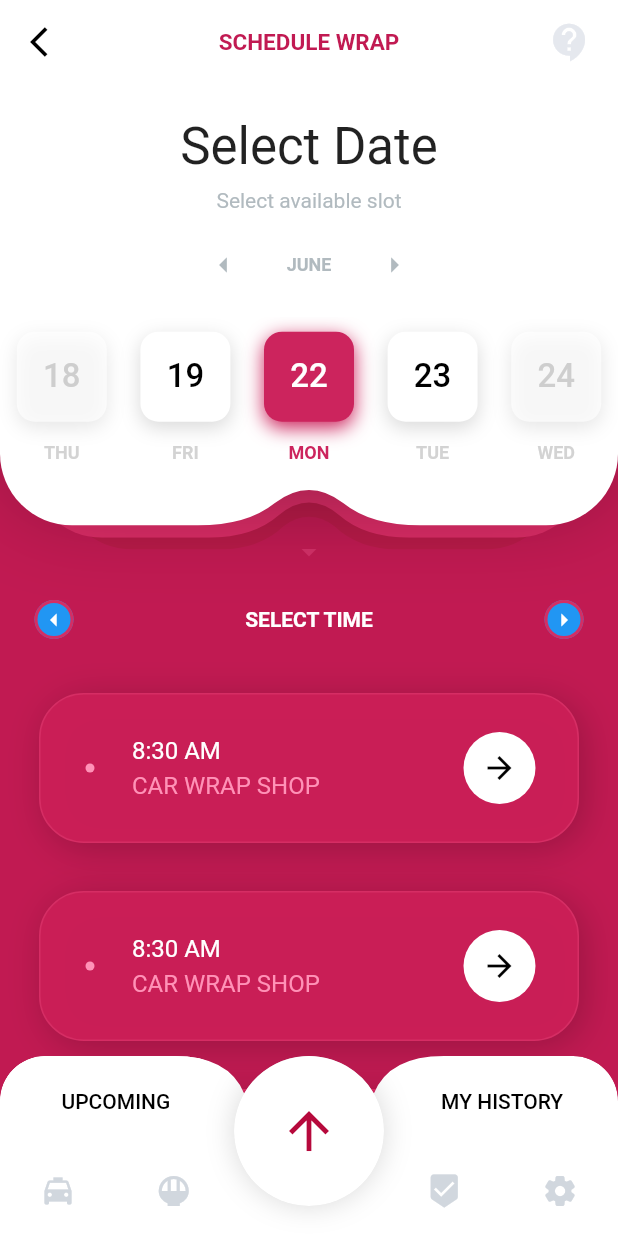
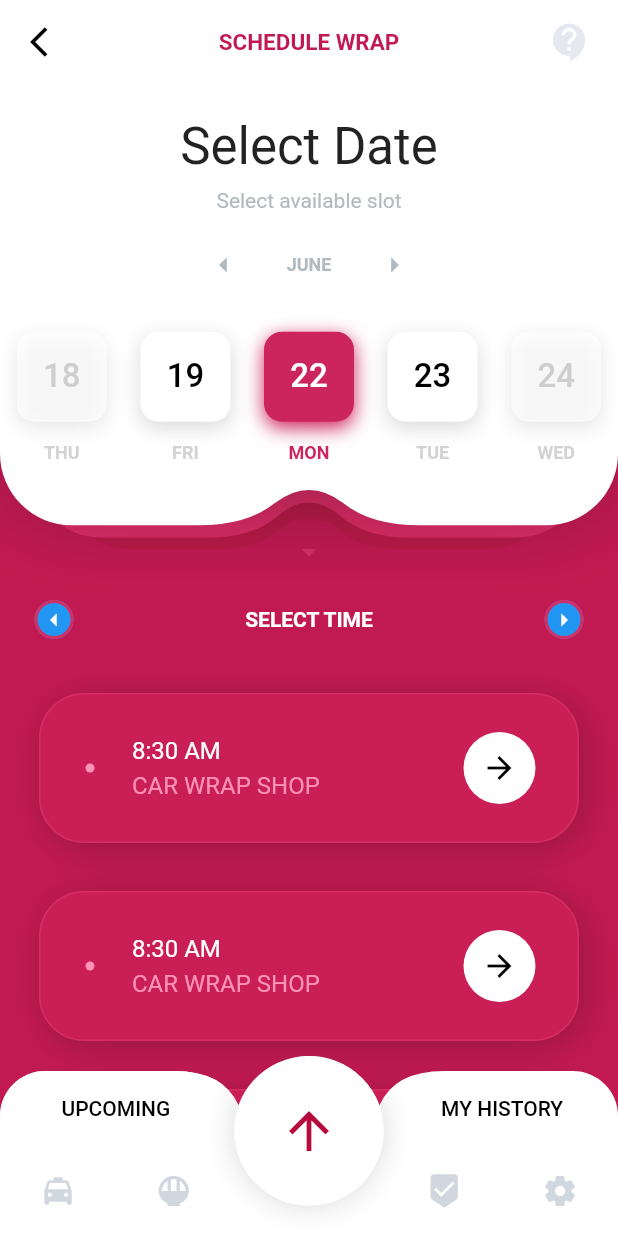
Before and after one commit to mtopolewski/flutter_design_case_car_advertisement, a Flutter app: the screen it shows after launch, on a phone screen of 412 x 824 dp. Run offline on Flutter 3.47's test engine with Material 2 defaults, Android fonts, the light colour scheme and no system bars.

Commit message:
Update homePage.dart

```diff
--- a/lib/pages/homePage.dart
+++ b/lib/pages/homePage.dart
@@ -476,6 +476,10 @@ class HomePage extends StatelessWidget {
                                                 children: [
                                                   Expanded(
                                                       flex: 1,
+                                                      child: Padding(
+                                                        padding:
+                                                            const EdgeInsets
+                                                                .only(top: 10),
                                                         child: TextButton(
                                                             child: Text(
                                                                 "UPCOMING",
@@ -485,12 +489,13 @@ class HomePage extends StatelessWidget {
                                                             onPressed: () => {},
                                                             style: TextButton.styleFrom(
                                                                 backgroundColor:
-                                                                  Colors.white,
+                                                                    Colors
+                                                                        .white,
                                                                 shape: const RoundedRectangleBorder(
                                                                     borderRadius:
                                                                         BorderRadius.all(
-                                                                          Radius.circular(
-                                                                              30)))))),
+                                                                            Radius.circular(30))))),
+                                                      )),
                                                   Expanded(
                                                       flex: 1,
                                                       child: Row(
@@ -577,6 +582,10 @@ class HomePage extends StatelessWidget {
                                                 children: [
                                                   Expanded(
                                                       flex: 1,
+                                                      child: Padding(
+                                                        padding:
+                                                            const EdgeInsets
+                                                                .only(top: 10),
                                                         child: TextButton(
                                                             child: Text(
                                                                 "MY HISTORY",
@@ -591,8 +600,8 @@ class HomePage extends StatelessWidget {
                                                                 shape: const RoundedRectangleBorder(
                                                                     borderRadius:
                                                                         BorderRadius.all(
-                                                                          Radius.circular(
-                                                                              30)))))),
+                                                                            Radius.circular(30))))),
+                                                      )),
                                                   Expanded(
                                                       flex: 1,
                                                       child: Row(
@@ -955,24 +964,23 @@ class BottomMenuClipper extends CustomClipper<Path> {
     var cornersDiameter = 60.0;
     var cornersRadius = cornersDiameter / 2;
     var buttonRadius = 50.0; //size.width / 4; //60.0;
-    var a = 90;
-    var b = 52.0;
-    var c = 30.0;
-    var alpha = 60;
-    var aa = Math.sin(degToRad(90 - alpha)) * buttonRadius;
-    var bb = Math.cos(degToRad(90 - alpha)) * buttonRadius;
-    b = bb;
-    c = buttonRadius - aa;
+    var A = 90.0;
+    var yOffset = 10.0;
+    var alpha = 70;
+    var a = Math.sin(degToRad(90 - alpha)) * (buttonRadius);
+    var b = Math.cos(degToRad(90 - alpha)) * (buttonRadius);
+    var d = buttonRadius - a;
 
     path.addArc(
         Rect.fromCircle(
-            center: Offset(cornersRadius, cornersRadius),
+            center: Offset(cornersRadius, cornersRadius + yOffset),
             radius: cornersRadius),
         degToRad(-180),
         degToRad(90));
 
-    path.lineTo(size.width / 2 - a, 0);
-    path.quadraticBezierTo(size.width / 2 - b - 10, 0, size.width / 2 - b, c);
+    path.lineTo(size.width / 2 - A, 0 + yOffset);
+    path.quadraticBezierTo(
+        size.width / 2 - b - 10, 0 + yOffset, size.width / 2 - b, d);
 
     path.arcTo(
         Rect.fromCircle(
@@ -981,14 +989,15 @@ class BottomMenuClipper extends CustomClipper<Path> {
         degToRad(alpha * 2),
         false);
 
-    path.quadraticBezierTo(size.width / 2 + b + 10, 0, size.width / 2 + a, 0);
+    path.quadraticBezierTo(
+        size.width / 2 + b + 10, 0 + yOffset, size.width / 2 + A, 0 + yOffset);
 
-    path.lineTo(size.width / 2 + a, 0);
+    path.lineTo(size.width / 2 + A, 0 + yOffset);
 
-    path.lineTo(size.width - cornersDiameter / 2, 0);
+    path.lineTo(size.width - cornersDiameter / 2, 0 + yOffset);
     path.arcTo(
         Rect.fromCircle(
-            center: Offset(size.width - cornersRadius, cornersRadius),
+            center: Offset(size.width - cornersRadius, cornersRadius + yOffset),
             radius: cornersRadius),
         degToRad(-90),
         degToRad(90),
```
Lines whose indentation alone changed are shown as unchanged.
